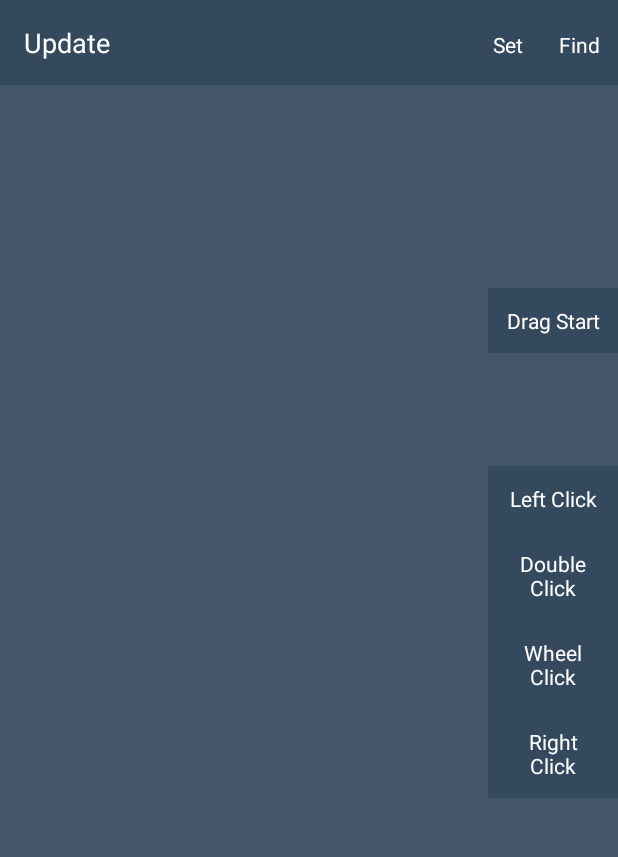
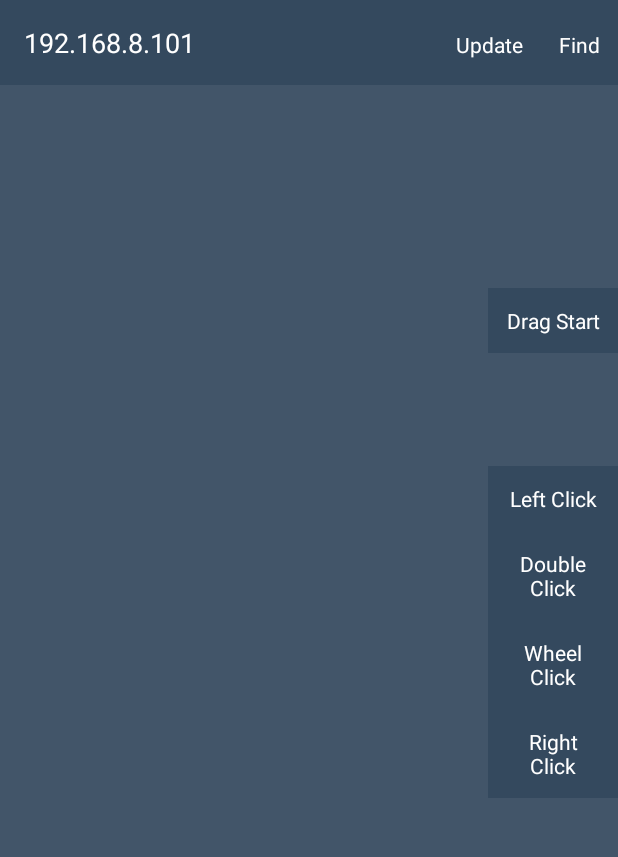
Before and after one commit to mattsilber/gome, an Android app: the screen it shows after launch (MainActivity), after a tap on "Set", on a phone screen of 412 x 824 dp, the part 75-932 px from its top. Run offline under Robolectric (Android 15) with nearby library versions, the phone set to English and light mode, and no system bars; libraries missing offline, so code that uses them is left out: com.guardanis.imageloader; plain views replace EditText, TextView; network calls fail.

Commit message:
Fixed dumb npe

```diff
--- a/gome-android-client/src/main/java/com/guardanis/gome/MainActivity.java
+++ b/gome-android-client/src/main/java/com/guardanis/gome/MainActivity.java
@@ -131,11 +131,11 @@ public class MainActivity extends BaseActivity implements Callback<Command> {
         final TextView ipTextView = (TextView) findViewById(R.id.main__ip);
         ipTextView.setText(getIpAddress());
 
-        findViewById(R.id.main__ip_action_set)
-                .setOnClickListener(v -> {
-                    ipTextView.setText(R.string.ip__action_update);
-                    connectSocketClient(ipTextView.getText().toString());
-                });
+        TextView actionSet = (TextView) findViewById(R.id.main__ip_action_set);
+        actionSet.setOnClickListener(v -> {
+            actionSet.setText(R.string.ip__action_update);
+            connectSocketClient(ipTextView.getText().toString());
+        });
 
         findViewById(R.id.main__ip_action_search)
                 .setOnClickListener(v ->
@@ -217,6 +217,8 @@ public class MainActivity extends BaseActivity implements Callback<Command> {
     }
 
     protected void showDeviceSelectionDialog(List<String> availableIps){
+        activeLoadingDialog.dismiss();
+
         if(availableIps.size() < 1){
             new AlertDialog.Builder(this)
                     .setMessage(R.string.devices__selection_alert_none_found)
```
